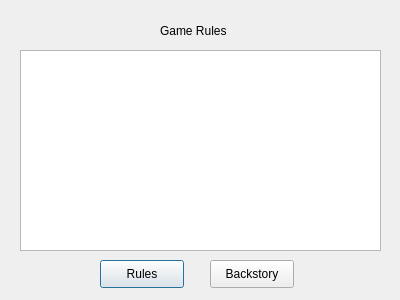
kemm0/Adam-Smith-s-Capitalization, file Game/ruleswindow.ui: the form before one commit.
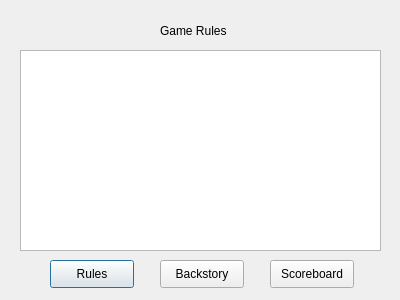
The form after the commit.

Commit message: Added highscore system to the game and updated documentation. The Class documentation is now also in Documentation-folder

What changed in the file:
```diff
--- a/Game/ruleswindow.ui
+++ b/Game/ruleswindow.ui
@@ -26,7 +26,7 @@
   <widget class="QPushButton" name="RulesButton">
    <property name="geometry">
     <rect>
-     <x>100</x>
+     <x>50</x>
      <y>260</y>
      <width>84</width>
      <height>28</height>
@@ -39,7 +39,7 @@
   <widget class="QPushButton" name="StoryButton">
    <property name="geometry">
     <rect>
-     <x>210</x>
+     <x>160</x>
      <y>260</y>
      <width>84</width>
      <height>28</height>
@@ -62,6 +62,19 @@
     <string>Game Rules</string>
    </property>
   </widget>
+  <widget class="QPushButton" name="highScoreButton">
+   <property name="geometry">
+    <rect>
+     <x>270</x>
+     <y>260</y>
+     <width>84</width>
+     <height>28</height>
+    </rect>
+   </property>
+   <property name="text">
+    <string>Scoreboard</string>
+   </property>
+  </widget>
  </widget>
  <resources/>
  <connections/>
```
The commit also changes 380 other files.
